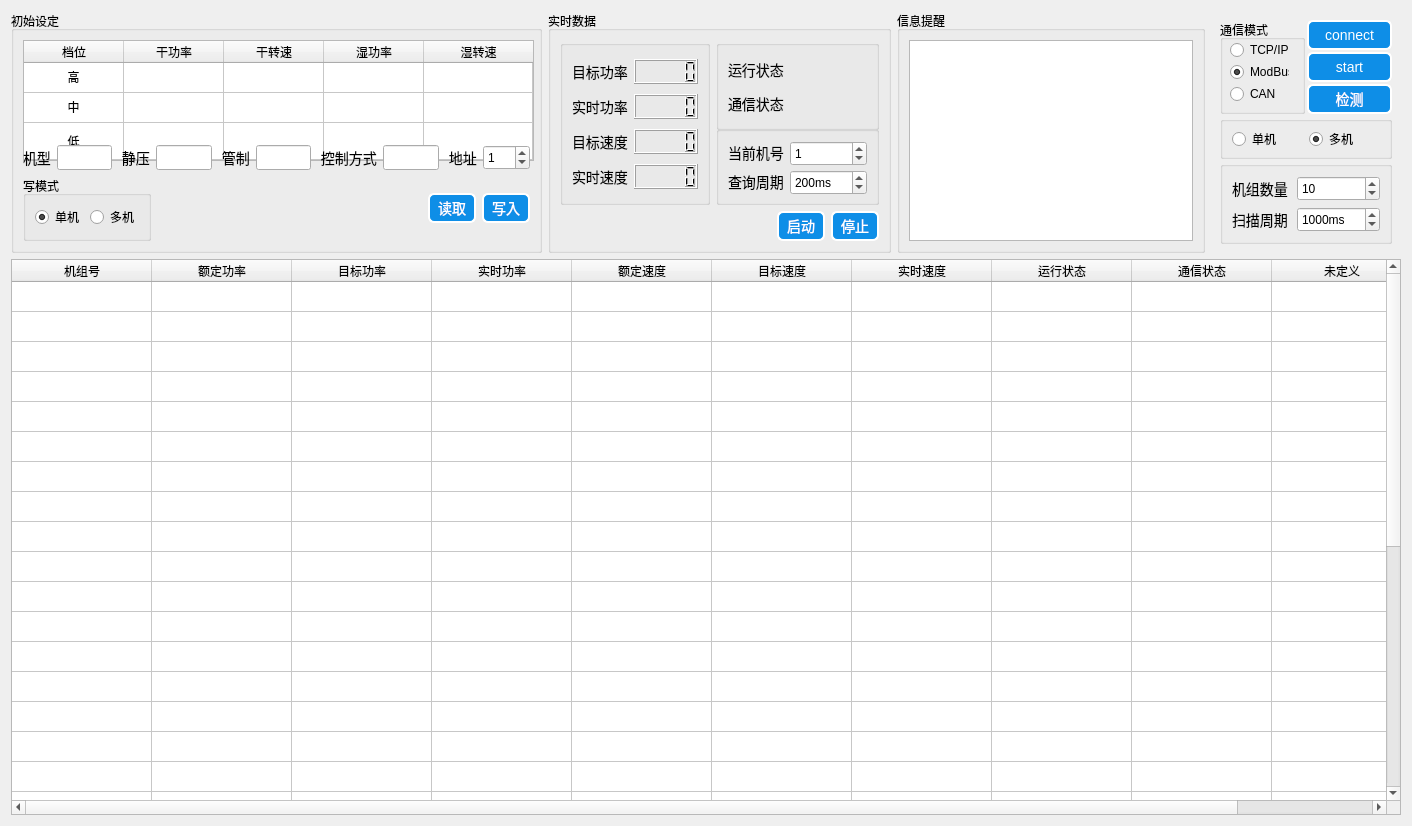
First picture: the form in userui/fanmotorui.ui, repository pkzju/super, before the edit.
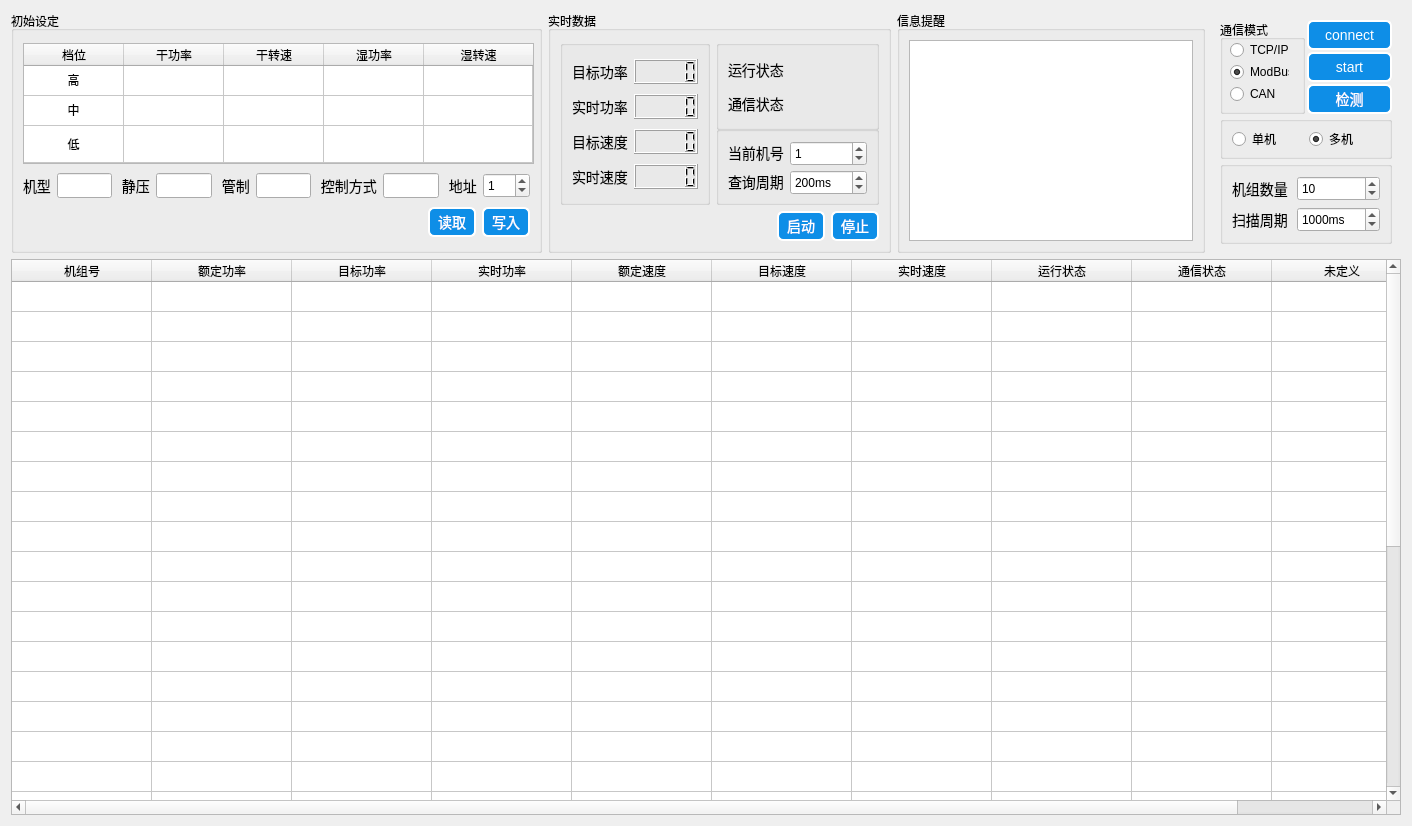
Second picture: the form after the edit. Custom widgets are drawn as their Qt base class.

Patch:
```diff
--- a/userui/fanmotorui.ui
+++ b/userui/fanmotorui.ui
@@ -452,32 +452,6 @@
       </item>
       <item row="2" column="0">
        <layout class="QHBoxLayout" name="horizontalLayout_7">
-        <item>
-         <widget class="QGroupBox" name="groupBox_6">
-          <property name="title">
-           <string>写模式</string>
-          </property>
-          <layout class="QHBoxLayout" name="horizontalLayout_3">
-           <item>
-            <widget class="QRadioButton" name="radioButton_signleMode">
-             <property name="text">
-              <string>单机</string>
-             </property>
-             <property name="checked">
-              <bool>true</bool>
-             </property>
-            </widget>
-           </item>
-           <item>
-            <widget class="QRadioButton" name="radioButton_mutixMode">
-             <property name="text">
-              <string>多机</string>
-             </property>
-            </widget>
-           </item>
-          </layout>
-         </widget>
-        </item>
         <item>
          <spacer name="horizontalSpacer">
           <property name="orientation">
```
